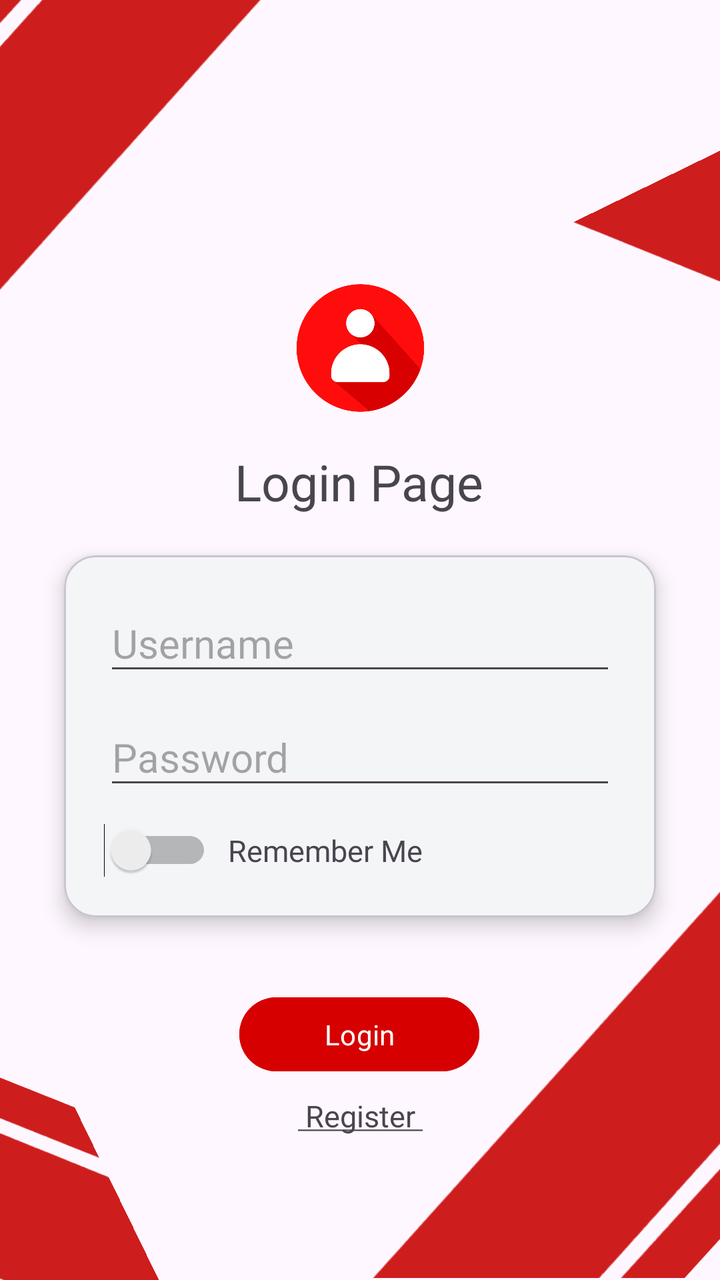
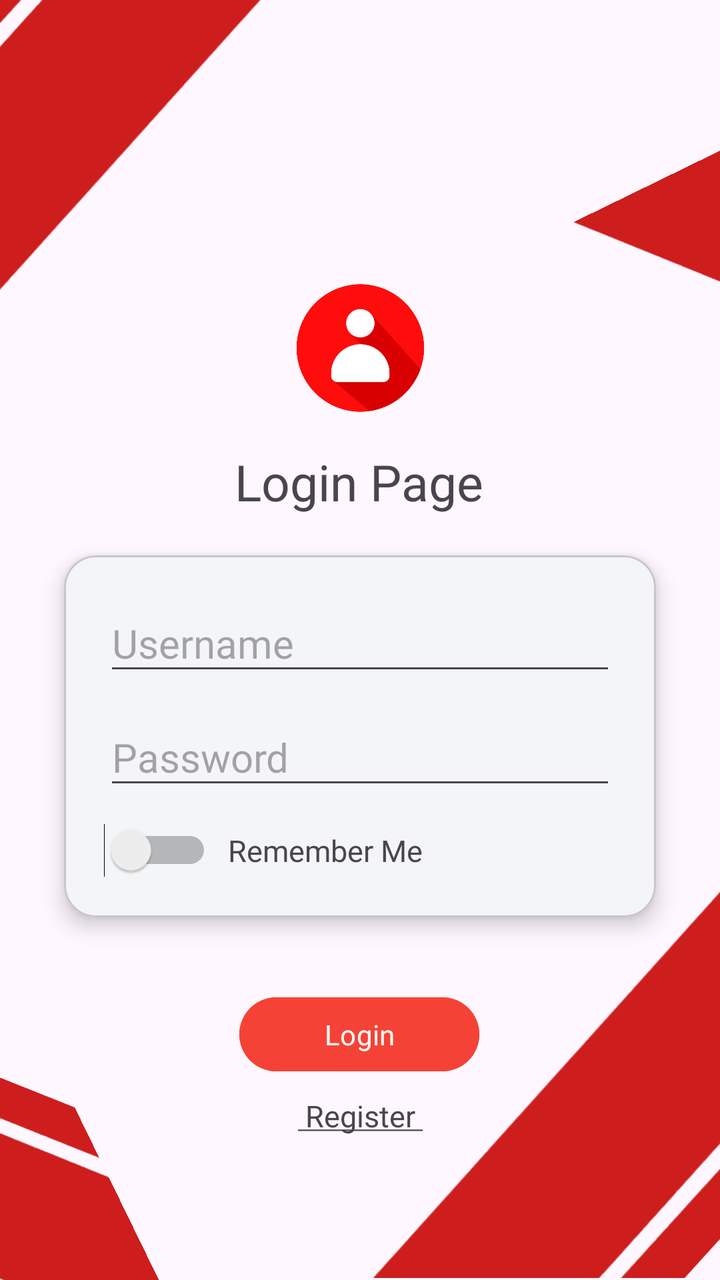

Screens rendered from an Android XML layout before and after an edit, with the pre-edit source and the edit as a unified diff.
<!-- AndroidManifest.xml: application theme Theme.Sherine_TIA -->
<!-- res/layout/activity_login.xml -->
<?xml version="1.0" encoding="utf-8"?>
<androidx.constraintlayout.widget.ConstraintLayout
    xmlns:android="http://schemas.android.com/apk/res/android"
    xmlns:app="http://schemas.android.com/apk/res-auto"
    xmlns:tools="http://schemas.android.com/tools"
    android:id="@+id/main"
    android:layout_width="match_parent"
    android:layout_height="match_parent"
    tools:context=".LoginActivity">

    <ImageView
        android:id="@+id/imageView3"
        android:layout_width="528dp"
        android:layout_height="306dp"
        android:layout_marginEnd="52dp"
        app:layout_constraintBottom_toBottomOf="parent"
        app:layout_constraintEnd_toEndOf="parent"
        app:layout_constraintTop_toTopOf="parent"
        app:layout_constraintVertical_bias="0.0"
        app:srcCompat="@drawable/red" />

    <ImageView
        android:id="@+id/imageView4"
        android:layout_width="381dp"
        android:layout_height="254dp"
        android:layout_marginStart="216dp"
        android:rotation="26"
        android:rotationY="180"
        app:layout_constraintBottom_toBottomOf="parent"
        app:layout_constraintStart_toStartOf="parent"
        app:layout_constraintTop_toTopOf="parent"
        app:layout_constraintVertical_bias="0.174"
        app:srcCompat="@drawable/red" />

    <ImageView
        android:id="@+id/imageView7"
        android:layout_width="381dp"
        android:layout_height="254dp"
        android:layout_marginTop="528dp"
        android:layout_marginEnd="216dp"
        android:rotation="26"
        android:rotationY="180"
        app:layout_constraintEnd_toEndOf="parent"
        app:layout_constraintTop_toTopOf="parent"
        app:srcCompat="@drawable/red" />

    <ImageView
        android:id="@+id/imageView5"
        android:layout_width="479dp"
        android:layout_height="317dp"
        android:layout_marginStart="36dp"
        android:rotation="-180"
        app:layout_constraintBottom_toBottomOf="parent"
        app:layout_constraintStart_toStartOf="parent"
        app:layout_constraintTop_toTopOf="parent"
        app:layout_constraintVertical_bias="0.997"
        app:srcCompat="@drawable/red" />

    <ImageView
        android:id="@+id/imageView"
        android:layout_width="83dp"
        android:layout_height="68dp"
        android:layout_marginTop="140dp"
        app:layout_constraintEnd_toEndOf="parent"
        app:layout_constraintStart_toStartOf="parent"
        app:layout_constraintTop_toTopOf="parent"
        app:layout_constraintVertical_chainStyle="packed"
        app:srcCompat="@drawable/user" />

    <TextView
        android:id="@+id/textView"
        android:layout_width="wrap_content"
        android:layout_height="wrap_content"
        android:layout_marginTop="16dp"
        android:fontFamily="@font/godofwar"
        android:text="@string/title"
        android:textSize="25sp"
        app:layout_constraintEnd_toEndOf="parent"
        app:layout_constraintHorizontal_bias="0.498"
        app:layout_constraintStart_toStartOf="parent"
        app:layout_constraintTop_toBottomOf="@+id/imageView" />

    <com.google.android.material.card.MaterialCardView
        android:id="@+id/cardViewInput"
        android:layout_width="0dp"
        android:layout_height="wrap_content"
        android:layout_marginHorizontal="32dp"
        android:layout_marginTop="20dp"
        android:backgroundTint="@color/bg"
        app:cardCornerRadius="16dp"
        app:cardElevation="6dp"
        app:layout_constraintBottom_toTopOf="@+id/btnLogin"
        app:layout_constraintEnd_toEndOf="parent"
        app:layout_constraintStart_toStartOf="parent"
        app:layout_constraintTop_toBottomOf="@+id/textView">

        <androidx.constraintlayout.widget.ConstraintLayout
            android:layout_width="match_parent"
            android:layout_height="wrap_content"
            android:paddingHorizontal="20dp"
            android:paddingVertical="20dp">

            <EditText
                android:id="@+id/edtUsername"
                android:layout_width="0dp"
                android:layout_height="45dp"
                android:ems="10"
                android:fontFamily="@font/godofwar"
                android:hint="Username"
                android:inputType="text"
                android:textSize="20sp"
                app:layout_constraintEnd_toEndOf="parent"
                app:layout_constraintStart_toStartOf="parent"
                app:layout_constraintTop_toTopOf="parent" />

            <EditText
                android:id="@+id/edtPassword"
                android:layout_width="0dp"
                android:layout_height="45dp"
                android:layout_marginTop="12dp"
                android:ems="10"
                android:fontFamily="@font/godofwar"
                android:hint="Password"
                android:textSize="20sp"
                android:inputType="textPassword"
                app:layout_constraintEnd_toEndOf="parent"
                app:layout_constraintStart_toStartOf="parent"
                app:layout_constraintTop_toBottomOf="@+id/edtUsername" />

            <Switch
                android:id="@+id/switchRememberMe"
                android:layout_width="wrap_content"
                android:layout_height="wrap_content"
                android:layout_marginTop="12dp"
                app:layout_constraintBottom_toBottomOf="parent"
                app:layout_constraintStart_toStartOf="parent"
                app:layout_constraintTop_toBottomOf="@+id/edtPassword" />

            <TextView
                android:id="@+id/textRememberMe"
                android:layout_width="wrap_content"
                android:layout_height="wrap_content"
                android:layout_marginStart="8dp"
                android:fontFamily="@font/godofwar"
                android:text="Remember Me"
                android:textSize="15sp"
                app:layout_constraintBottom_toBottomOf="@+id/switchRememberMe"
                app:layout_constraintStart_toEndOf="@+id/switchRememberMe"
                app:layout_constraintTop_toTopOf="@+id/switchRememberMe" />

        </androidx.constraintlayout.widget.ConstraintLayout>

    </com.google.android.material.card.MaterialCardView>

    <Button
        android:id="@+id/btnLogin"
        android:layout_width="120dp"
        android:layout_height="45dp"
        android:layout_marginHorizontal="32dp"
        android:layout_marginTop="36dp"
        android:backgroundTint="@color/button"
        android:fontFamily="@font/godofwar"
        android:text="Login"
        app:layout_constraintEnd_toEndOf="parent"
        app:layout_constraintHorizontal_bias="0.498"
        app:layout_constraintStart_toStartOf="parent"
        app:layout_constraintTop_toBottomOf="@+id/cardViewInput" />

    <TextView
        android:id="@+id/textView2"
        android:layout_width="wrap_content"
        android:layout_height="wrap_content"
        android:layout_marginTop="8dp"
        android:clickable="true"
        android:focusable="true"
        android:fontFamily="@font/godofwar"
        android:text="@string/register"
        android:textSize="15sp"
        app:layout_constraintEnd_toEndOf="parent"
        app:layout_constraintStart_toStartOf="parent"
        app:layout_constraintTop_toBottomOf="@+id/btnLogin" />

</androidx.constraintlayout.widget.ConstraintLayout>
<!-- resources referenced by this layout -->
<resources>
  <color name="bg">#F4F5F7</color>
  <color name="button">#D60000</color>
  <!-- drawable red: jpeg bitmap (drawable, 53799 bytes) -->
  <!-- drawable user: png bitmap (drawable, 20200 bytes) -->
  <string name="register"> <u> Register </u> </string>
  <string name="title"> Login Page </string>
  <style name="Theme.Sherine_TIA" parent="Base.Theme.Sherine_TIA" />
  <style name="Base.Theme.Sherine_TIA" parent="Theme.Material3.DayNight.NoActionBar">
          
          
      </style>
</resources>

<!-- the commit's change to res/layout/activity_login.xml (unified diff, before → after) -->
@@ -158,7 +158,7 @@
         android:layout_height="45dp"
         android:layout_marginHorizontal="32dp"
         android:layout_marginTop="36dp"
-        android:backgroundTint="@color/button"
+        android:backgroundTint="#F44336"
         android:fontFamily="@font/godofwar"
         android:text="Login"
         app:layout_constraintEnd_toEndOf="parent"
<!-- resource entries referenced after the edit -->
@@ -1,7 +1,6 @@
 <!-- resources referenced by this layout -->
 <resources>
   <color name="bg">#F4F5F7</color>
-  <color name="button">#D60000</color>
   <!-- drawable red: jpeg bitmap (drawable, 53799 bytes) -->
   <!-- drawable user: png bitmap (drawable, 20200 bytes) -->
   <string name="register"> <u> Register </u> </string>
